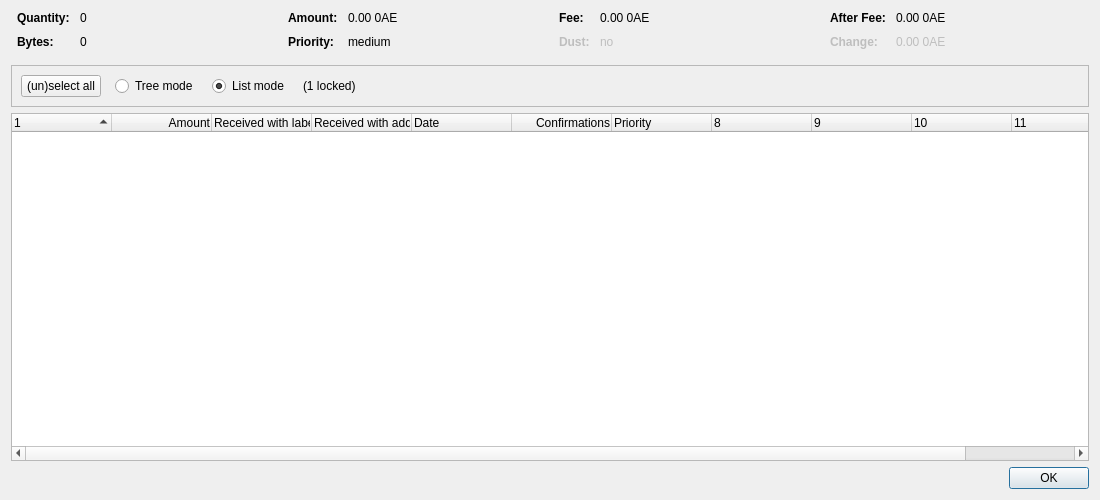
The window that src/qt/forms/coincontroldialog.ui (Ankh-Trust/electrum-core) describes before a commit, drawn with Qt 5.
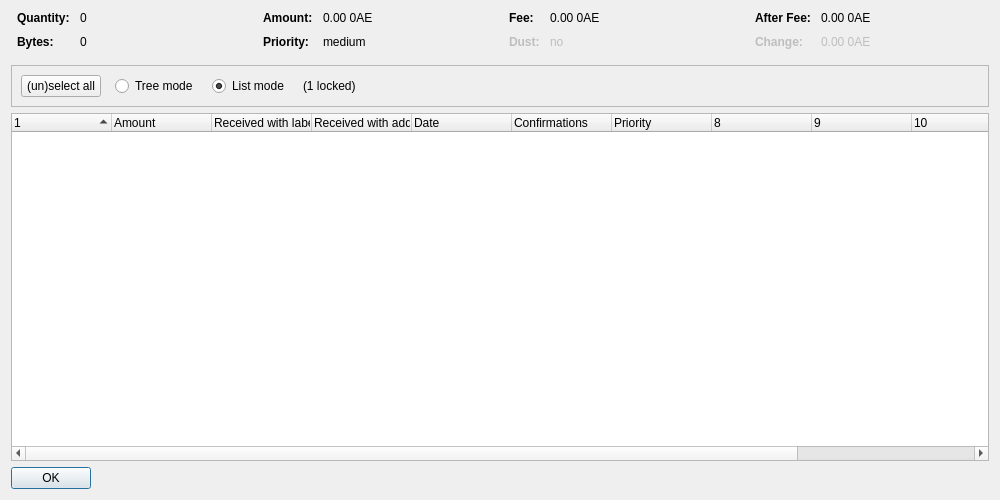
The same window after the commit. Custom widgets are drawn as their Qt base class.

The edit to the form file:
```diff
--- a/src/qt/forms/coincontroldialog.ui
+++ b/src/qt/forms/coincontroldialog.ui
@@ -6,13 +6,16 @@
    <rect>
     <x>0</x>
     <y>0</y>
-    <width>1100</width>
+    <width>1000</width>
     <height>500</height>
    </rect>
   </property>
   <property name="windowTitle">
    <string>Coin Selection</string>
   </property>
+  <property name="styleSheet">
+   <string notr="true"/>
+  </property>
   <layout class="QVBoxLayout" name="verticalLayout">
    <item>
     <layout class="QHBoxLayout" name="horizontalLayoutTop" stretch="0,0,0,0">
@@ -427,6 +430,9 @@
      <property name="contextMenuPolicy">
       <enum>Qt::CustomContextMenu</enum>
      </property>
+     <property name="styleSheet">
+      <string notr="true"/>
+     </property>
      <property name="sortingEnabled">
       <bool>false</bool>
      </property>
@@ -448,9 +454,6 @@
       <property name="text">
        <string>Amount</string>
       </property>
-      <property name="textAlignment">
-       <set>AlignTrailing|AlignVCenter</set>
-      </property>
      </column>
      <column>
       <property name="text">
@@ -474,9 +477,6 @@
       <property name="toolTip">
        <string>Confirmed</string>
       </property>
-      <property name="textAlignment">
-       <set>AlignTrailing|AlignVCenter</set>
-      </property>
      </column>
      <column>
       <property name="text">
@@ -512,6 +512,15 @@
    </item>
    <item>
     <widget class="QDialogButtonBox" name="buttonBox">
+     <property name="sizePolicy">
+      <sizepolicy hsizetype="Maximum" vsizetype="Fixed">
+       <horstretch>0</horstretch>
+       <verstretch>0</verstretch>
+      </sizepolicy>
+     </property>
+     <property name="styleSheet">
+      <string notr="true"/>
+     </property>
      <property name="orientation">
       <enum>Qt::Horizontal</enum>
      </property>
```
Left out of the diff: 3 changed lines with no effect on the pictures.
